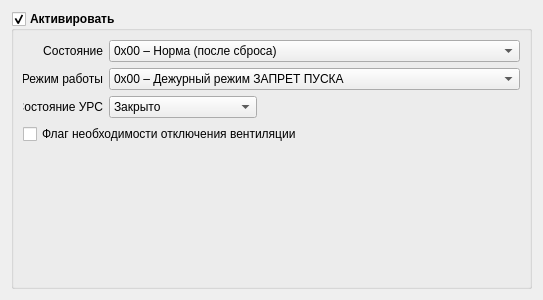
Old version of the form StandGenerator/type13values.ui in the repository breton75/ksuts.
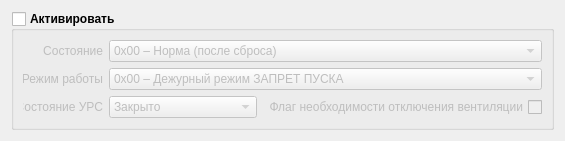
New version of the form.

```diff
--- a/StandGenerator/type13values.ui
+++ b/StandGenerator/type13values.ui
@@ -1,15 +1,21 @@
 <?xml version="1.0" encoding="UTF-8"?>
 <ui version="4.0">
- <class>Form</class>
- <widget class="QWidget" name="Form">
+ <class>Type0x13Widget</class>
+ <widget class="QWidget" name="Type0x13Widget">
   <property name="geometry">
    <rect>
     <x>0</x>
     <y>0</y>
-    <width>543</width>
-    <height>300</height>
+    <width>560</width>
+    <height>127</height>
    </rect>
   </property>
+  <property name="sizePolicy">
+   <sizepolicy hsizetype="Preferred" vsizetype="Fixed">
+    <horstretch>0</horstretch>
+    <verstretch>0</verstretch>
+   </sizepolicy>
+  </property>
   <property name="windowTitle">
    <string>Form</string>
   </property>
@@ -25,9 +31,15 @@
      <property name="title">
       <string>Активировать</string>
      </property>
+     <property name="flat">
+      <bool>true</bool>
+     </property>
      <property name="checkable">
       <bool>true</bool>
      </property>
+     <property name="checked">
+      <bool>false</bool>
+     </property>
      <layout class="QVBoxLayout" name="verticalLayout_2">
       <item>
        <layout class="QHBoxLayout" name="horizontalLayout_3">
@@ -265,8 +277,6 @@
           </property>
          </spacer>
         </item>
-       </layout>
-      </item>
       <item>
        <widget class="QCheckBox" name="checkOtklVent_0x13">
         <property name="font">
@@ -275,23 +285,15 @@
           <bold>false</bold>
          </font>
         </property>
+          <property name="layoutDirection">
+           <enum>Qt::RightToLeft</enum>
+          </property>
         <property name="text">
          <string>Флаг необходимости отключения вентиляции</string>
         </property>
        </widget>
       </item>
-      <item>
-       <spacer name="verticalSpacer">
-        <property name="orientation">
-         <enum>Qt::Vertical</enum>
-        </property>
-        <property name="sizeHint" stdset="0">
-         <size>
-          <width>20</width>
-          <height>40</height>
-         </size>
-        </property>
-       </spacer>
+       </layout>
       </item>
      </layout>
     </widget>
```
Lines whose indentation alone changed are shown as unchanged.
